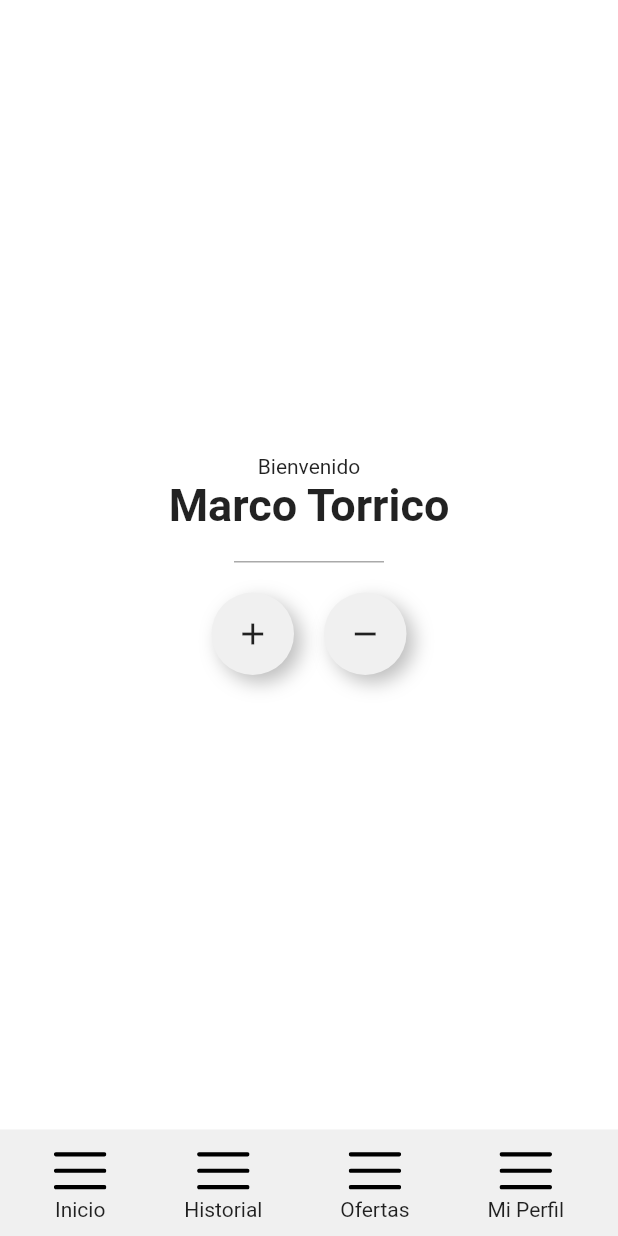
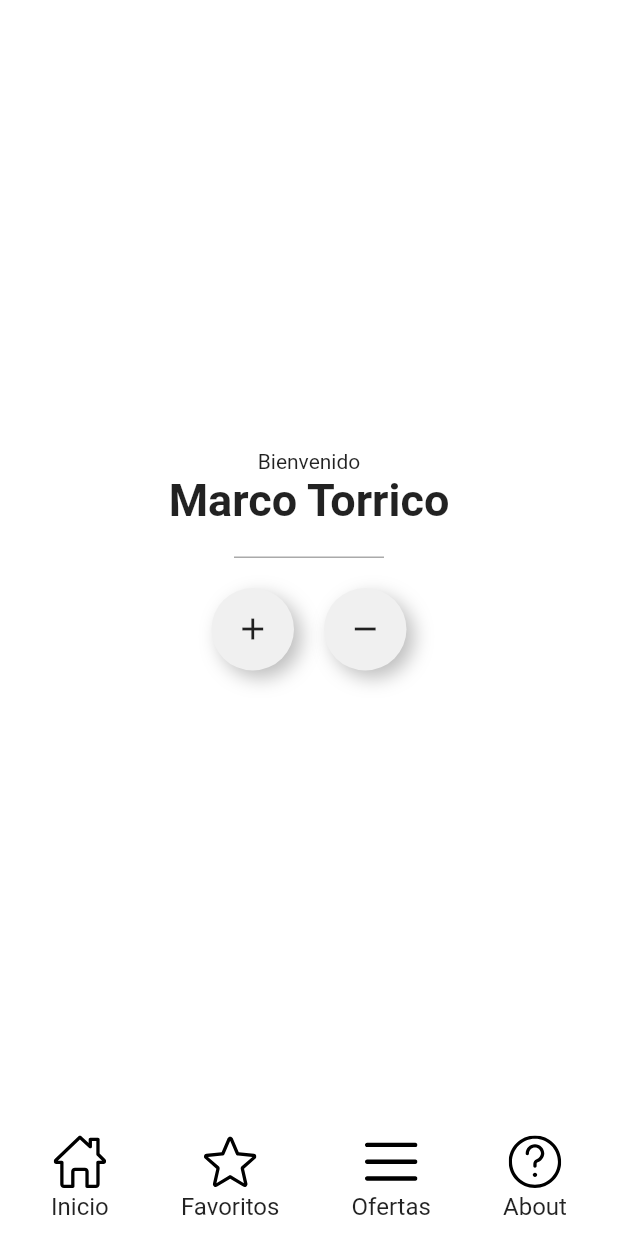
Before and after one commit to mastercba/flutterUI, a Flutter app: the screen it shows after launch, on a phone screen of 412 x 824 dp. Run offline on Flutter 3.47's test engine with Material 2 defaults, Android fonts, the phone set to English and light mode, and no system bars; our stand-ins replace flutter_svg.

Commit message:
13. Botton Menu Part 2

```diff
--- a/lib/pages/home_page.dart
+++ b/lib/pages/home_page.dart
@@ -19,10 +19,10 @@ class HomePage extends StatelessWidget {
       // ),
       bottomNavigationBar: BottomMenu(
         items: [
-          BottomMenuItem(iconPath: 'assets/icons/menu.svg', label: 'Inicio'),
-          BottomMenuItem(iconPath: 'assets/icons/menu.svg', label: 'Historial'),
-          BottomMenuItem(iconPath: 'assets/icons/menu.svg', label: 'Ofertas'),
-          BottomMenuItem(iconPath: 'assets/icons/menu.svg', label: 'Mi Perfil'),
+          BottomMenuItem(iconPath: 'assets/icons/home.svg', label: 'Inicio'),
+          BottomMenuItem(iconPath: 'assets/icons/star.svg', label: 'Favoritos'),
+          BottomMenuItem(iconPath: 'assets/icons/menu1.svg', label: 'Ofertas'),
+          BottomMenuItem(iconPath: 'assets/icons/question.svg', label: 'About'),
         ],
       ),
       body: SafeArea(
--- a/lib/widgets/bottom_menu.dart
+++ b/lib/widgets/bottom_menu.dart
@@ -1,4 +1,5 @@
 import 'package:flutter/cupertino.dart';
+import 'package:flutter/material.dart';
 import 'package:flutter_svg/svg.dart';
 
 class BottomMenuItem {
@@ -17,7 +18,8 @@ class BottomMenu extends StatelessWidget {
   Widget build(BuildContext context) {
     return Container(
       //height: 50,
-      color: Color(0xfff0f0f0),
+      //color: Color(0xfff0f0f0),
+      color: Colors.white,
       padding: EdgeInsets.all(10),
       child: SafeArea(
         child: Row(
@@ -32,7 +34,13 @@ class BottomMenu extends StatelessWidget {
                   item.iconPath,
                   width: 35,
                 ),
-                Text(item.label)
+                SizedBox(
+                  height: 3,
+                ),
+                Text(
+                  item.label,
+                  style: TextStyle(fontSize: 16),
+                )
               ],
             );
           }),
--- a/pubspec.yaml
+++ b/pubspec.yaml
@@ -48,6 +48,10 @@ flutter:
   # To add assets to your application, add an assets section, like this:
   assets:
      - assets/icons/menu.svg
+     - assets/icons/home.svg
+     - assets/icons/menu1.svg
+     - assets/icons/star.svg
+     - assets/icons/question.svg
 
   # An image asset can refer to one or more resolution-specific "variants", see
   # https://flutter.dev/assets-and-images/#resolution-aware.
```
Also changed, not shown: assets/icons/home.svg (added), assets/icons/menu1.svg (added), assets/icons/question.svg (added), assets/icons/star.svg (added).
